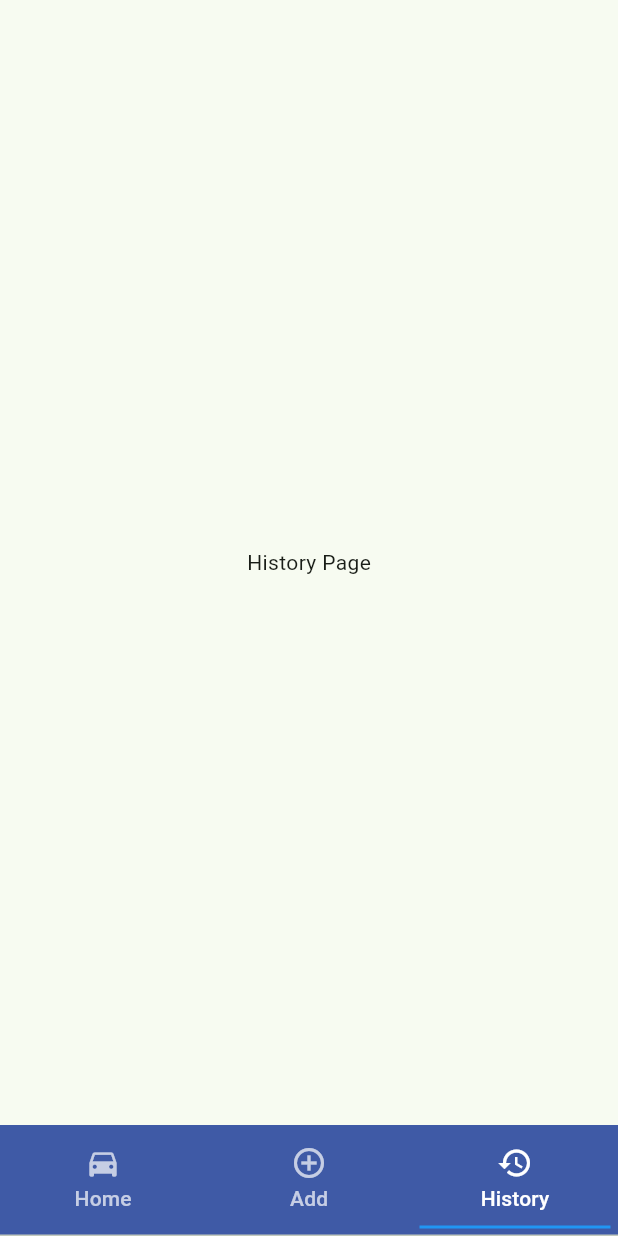
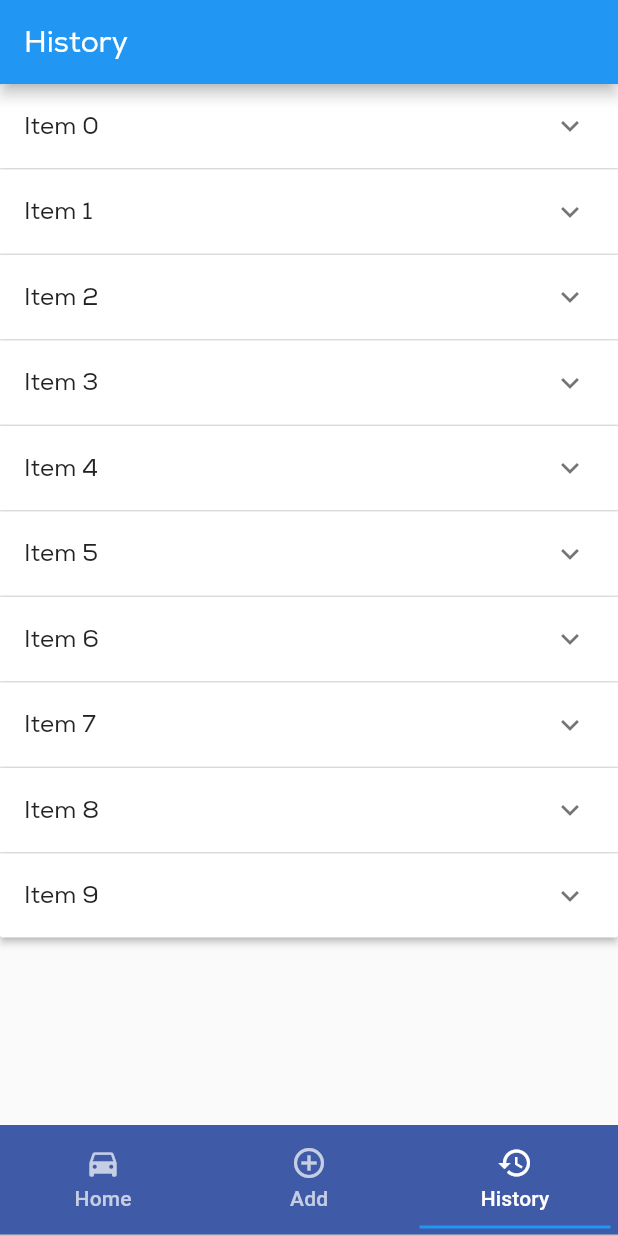
Before and after one commit to briankhoi/Slug-Vitals, a Flutter app: the screen it shows after launch, item 3 of the bottom bar chosen, on a phone screen of 412 x 824 dp. Run offline on Flutter 3.47's test engine with Material 2 defaults, Android fonts, the light colour scheme and no system bars.

Commit message:
wrote structure for history page

```diff
--- a/lib/pages/history_page.dart
+++ b/lib/pages/history_page.dart
@@ -8,6 +8,34 @@ class HistoryPage extends StatefulWidget {
 class _HistoryPageState extends State<HistoryPage> {
   @override
   Widget build(BuildContext context) {
-    return Center(child: Text('History Page'));
+    //return Center(child: Text('History Page'));
+    final List<Map<String, dynamic>> _items = List.generate(
+      10,
+        (index) => {
+        'id': index,
+          'title': 'Item $index',
+          'description':
+              'description for item $index',
+        }
+    );
+
+    return MaterialApp(
+      theme: ThemeData(fontFamily: 'Nexa'),
+      home: Scaffold(
+        appBar: AppBar(title: Text("History"),),
+        body: SingleChildScrollView(
+          child: ExpansionPanelList.radio(
+            children: _items.map((e) => ExpansionPanelRadio(
+              value: e,
+              headerBuilder: (BuildContext context, bool isExpanded) => ListTile(
+                title: Text(e['title'].toString()),
+              ),
+              body: Container(
+                child: Text(e['description']),
+              ))).toList(),
+          ),
+        ),
+      ),
+    );
   }
 }
```
